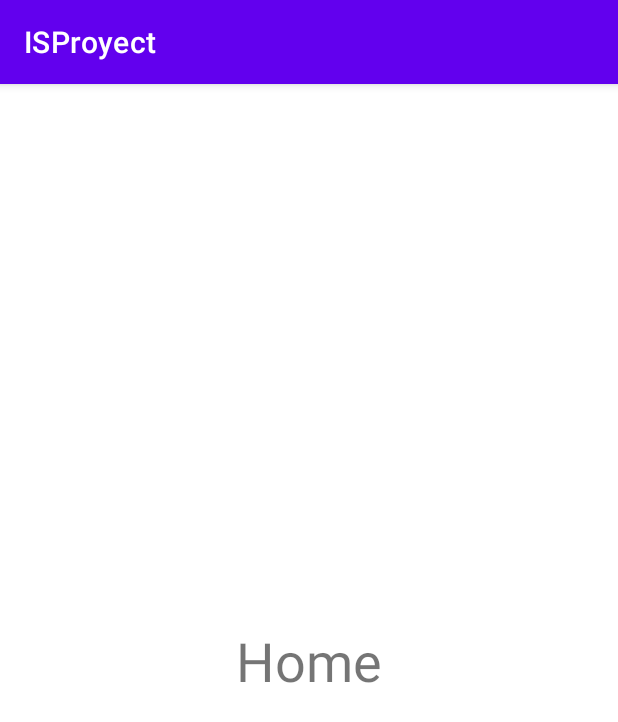
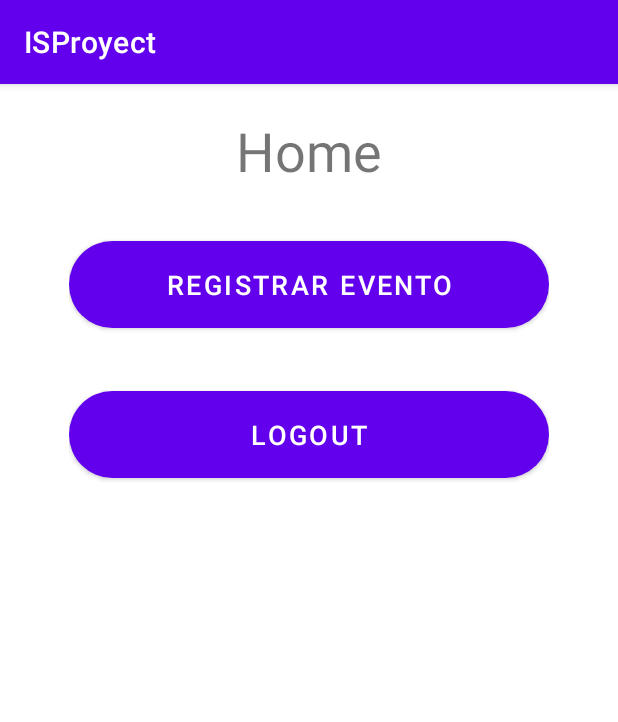
Before and after one commit to FlorMMF/IS_ProyectoFinal, an Android app: the MainActivity screen opened directly, with no data from a screen before it, on a phone screen of 412 x 824 dp. Shown: the top 722 px of the screen. Run offline under Robolectric (Android 15) with nearby library versions, the phone set to English and light mode, and no system bars.

Commit message:
Funciones java en main y evento

```diff
--- a/ISProyect/app/src/main/res/layout/activity_main.xml
+++ b/ISProyect/app/src/main/res/layout/activity_main.xml
@@ -1,23 +1,55 @@
 <?xml version="1.0" encoding="utf-8"?>
-<androidx.constraintlayout.widget.ConstraintLayout
-    xmlns:android="http://schemas.android.com/apk/res/android"
+<androidx.constraintlayout.widget.ConstraintLayout xmlns:android="http://schemas.android.com/apk/res/android"
     xmlns:app="http://schemas.android.com/apk/res-auto"
     xmlns:tools="http://schemas.android.com/tools"
+    android:id="@+id/activity_main"
     android:layout_width="match_parent"
     android:layout_height="match_parent"
-    android:id = "@+id/activity_main"
     tools:context=".MainActivity"
     tools:ignore="ExtraText">
 
-    <TextView
+    <LinearLayout
+        android:id="@+id/linearLayout"
         android:layout_width="wrap_content"
-        android:layout_height="wrap_content"
-        android:text="Home"
-        android:textSize="36sp"
+        android:layout_height="1140dp"
+        android:orientation="vertical"
+        android:padding="20dp"
         app:layout_constraintEnd_toEndOf="parent"
+        app:layout_constraintHorizontal_bias="0.5"
         app:layout_constraintStart_toStartOf="parent"
-        app:layout_constraintTop_toTopOf="parent"
-        app:layout_constraintBottom_toBottomOf="parent"
-        tools:ignore="HardcodedText" />
+        app:layout_constraintTop_toTopOf="parent">
+
+
+        <TextView
+            android:layout_width="match_parent"
+            android:layout_height="wrap_content"
+            android:gravity="center"
+            android:text="Home"
+            android:textSize="36sp"
+            app:layout_constraintBottom_toBottomOf="parent"
+            app:layout_constraintEnd_toEndOf="parent"
+            app:layout_constraintStart_toStartOf="parent"
+            app:layout_constraintTop_toTopOf="parent"
+            tools:ignore="HardcodedText" />
+
+        <Button
+            android:id="@+id/evento_button"
+            android:layout_width="320dp"
+            android:layout_height="70dp"
+            android:layout_marginTop="30dp"
+            android:text="Registrar Evento"
+            android:textSize="18sp"
+            app:cornerRadius="30dp" />
+
+        <Button
+            android:id="@+id/logout_button"
+            android:layout_width="320dp"
+            android:layout_height="70dp"
+            android:layout_marginTop="30dp"
+            android:text="Logout"
+            android:textSize="18sp"
+            app:cornerRadius="30dp" />
+
+    </LinearLayout>
 
 </androidx.constraintlayout.widget.ConstraintLayout>
```
Also changed, not shown: ISProyect/app/src/main/java/com/example/isproyect/Evento.java (+144 -10 lines), ISProyect/app/src/main/java/com/example/isproyect/Login.java (+12 -0 lines), ISProyect/app/src/main/java/com/example/isproyect/MainActivity.java (+22 -0 lines), ISProyect/app/src/main/java/com/example/isproyect/sign_up.java (+55 -9 lines), ISProyect/app/src/main/res/layout/activity_evento.xml (+16 -0 lines), ISProyect/app/src/main/res/layout/activity_login.xml (+16 -4 lines), ISProyect/app/src/main/res/layout/activity_sign_up.xml (+5 -6 lines).
